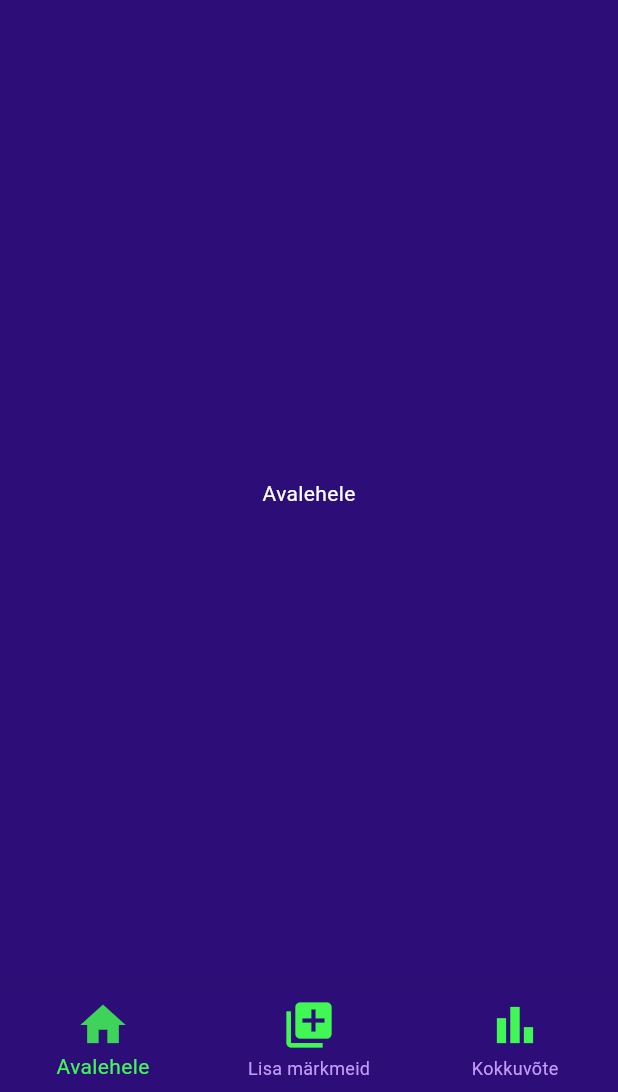
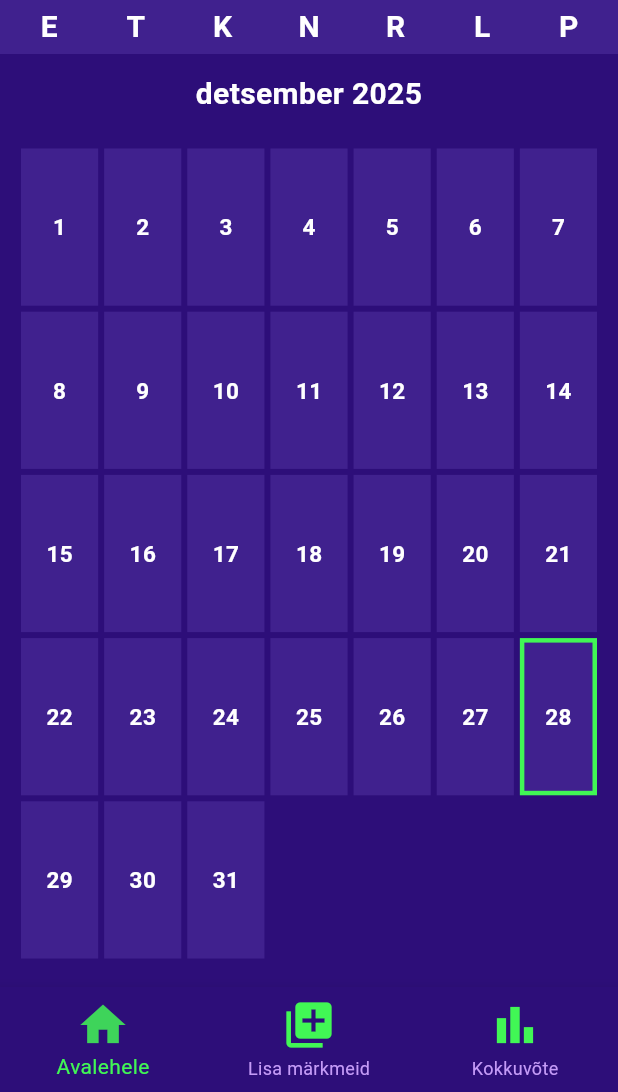
Before and after one commit to Sirvimee/headache_diary, a Flutter app: the MainView screen opened directly, on a phone screen of 412 x 824 dp, the part 144-1236 px from its top. Run offline on Flutter 3.47's test engine with Material 3 defaults, Android fonts, the phone set to English and light mode, and no system bars; our stand-ins replace cloud_firestore, firebase_auth, firebase_core, flutter_riverpod, flutter_svg, freezed_annotation and 3 more; accounts and stored records are empty; generated files the repository leaves out were written again.

Commit message:
Added CalendarView and DayView

```diff
--- a/lib/state/auth/providers/is_logged_in_provider.dart
+++ b/lib/state/auth/providers/is_logged_in_provider.dart
@@ -1,5 +1,4 @@
 import 'package:riverpod_annotation/riverpod_annotation.dart';
-import 'package:flutter_riverpod/flutter_riverpod.dart';
 import '../models/auth_result.dart';
 import 'authentication_provider.dart';
 
--- a/lib/state/auth/providers/user_id_provider.dart
+++ b/lib/state/auth/providers/user_id_provider.dart
@@ -1,4 +1,3 @@
-import 'package:flutter_riverpod/flutter_riverpod.dart';
 import 'package:riverpod_annotation/riverpod_annotation.dart';
 import '../../../typedef/user_id.dart';
 import 'authentication_provider.dart';
--- a/lib/views/constants/strings.dart
+++ b/lib/views/constants/strings.dart
@@ -53,6 +53,28 @@ class Strings {
   static const statistics = 'Kokkuvõte';
   static const profile = 'Profiil';
 
+  // Calendar
+  static const january = 'jaanuar';
+  static const february = 'veebruar';
+  static const march = 'märts';
+  static const april = 'aprill';
+  static const may = 'mai';
+  static const june = 'juuni';
+  static const july = 'juuli';
+  static const august = 'august';
+  static const september = 'september';
+  static const october = 'oktoober';
+  static const november = 'november';
+  static const december = 'detsember';
+
+  static const monday = 'E';
+  static const tuesday = 'T';
+  static const wednesday = 'K';
+  static const thursday = 'N';
+  static const friday = 'R';
+  static const saturday = 'L';
+  static const sunday = 'P';
+
 
   // Private constructor to prevent instantiation
   const Strings._();
--- a/lib/views/main/main_view.dart
+++ b/lib/views/main/main_view.dart
@@ -1,5 +1,6 @@
 import 'package:flutter/material.dart';
 import 'package:flutter_riverpod/flutter_riverpod.dart';
+import 'package:headache_diary/views/tabs/calendar/calendar_view.dart';
 import 'package:headache_diary/views/tabs/notes/add_notes_view.dart';
 
 import '../../state/auth/providers/authentication_provider.dart';
@@ -20,9 +21,7 @@ class MainView extends ConsumerStatefulWidget {
 class _MainViewState extends ConsumerState<MainView> {
   int _currentIndex = 0;
   final List<Widget> screens = [
-    const Center(
-      child: Text(Strings.home),
-    ),
+    const CalendarView(),
     const AddNotesView(),
     const StatisticsView(),
   ];
--- /dev/null
+++ b/lib/views/tabs/calendar/calendar_view.dart
@@ -0,0 +1,279 @@
+import 'package:flutter/material.dart';
+import 'package:firebase_auth/firebase_auth.dart';
+import 'package:cloud_firestore/cloud_firestore.dart';
+import '../../../widgets/pill_badge.dart';
+import '../../constants/app_colors.dart';
+import '../../constants/strings.dart';
+import 'day_view.dart';
+
+class CalendarView extends StatefulWidget {
+  const CalendarView({super.key});
+
+  @override
+  State<CalendarView> createState() => _CalendarViewState();
+}
+
+class _CalendarViewState extends State<CalendarView> {
+  DateTime focused = DateTime.now();
+  final uid = FirebaseAuth.instance.currentUser!.uid;
+
+  // Page view setup for vertical month swiping
+  late final PageController _pageController;
+  final int _basePage = 1200; // large center index
+  late final DateTime _baseDate; // the date that corresponds to _basePage
+
+  final List<String> _weekDays = [
+    Strings.monday, Strings.tuesday,
+    Strings.wednesday, Strings.thursday,
+    Strings.friday, Strings.saturday, Strings.sunday
+  ];
+
+  final List<String> _monthsEst = [
+    Strings.january,
+    Strings.february,
+    Strings.march,
+    Strings.april,
+    Strings.may,
+    Strings.june,
+    Strings.july,
+    Strings.august,
+    Strings.september,
+    Strings.october,
+    Strings.november,
+    Strings.december,
+  ];
+
+  @override
+  void initState() {
+    super.initState();
+    _baseDate = DateTime(focused.year, focused.month, 1);
+    _pageController = PageController(initialPage: _basePage);
+  }
+
+  Stream<Map<DateTime, Map<String, dynamic>>> monthStream() {
+    final start = DateTime(focused.year, focused.month, 1);
+    final end = DateTime(focused.year, focused.month + 1, 0);
+
+    return FirebaseFirestore.instance
+        .collection('users')
+        .doc(uid)
+        .collection('days')
+        .where('date', isGreaterThanOrEqualTo: _fmt(start))
+        .where('date', isLessThanOrEqualTo: _fmt(end))
+        .snapshots()
+        .map((snap) {
+      final map = <DateTime, Map<String, dynamic>>{};
+      for (var d in snap.docs) {
+        final data = d.data();
+        final dt = DateTime.parse(data['date']);
+        map[DateTime(dt.year, dt.month, dt.day)] = data;
+      }
+      return map;
+    });
+  }
+
+  List<int?> _generateMonthGrid(int year, int month) {
+    // Return a 42-length list (6 weeks x 7 days) with integers for day numbers or null for empty cells.
+    final daysInMonth = DateTime(year, month + 1, 0).day;
+    // First day of month with Monday as 0
+    int firstDay = DateTime(year, month, 1).weekday; // 1 = Mon, 7 = Sun
+    // convert so Monday=0..Sunday=6 -> our offset
+    final firstDayIndex = (firstDay + 6) % 7; // if weekday=1 -> 0, weekday=7 -> 6
+
+    final List<int?> grid = List.filled(42, null);
+    int writeIndex = firstDayIndex;
+    for (int d = 1; d <= daysInMonth; d++) {
+      if (writeIndex >= 42) break;
+      grid[writeIndex] = d;
+      writeIndex++;
+    }
+    return grid;
+  }
+
+  bool _isToday(int? day, int year, int month) {
+    if (day == null) return false;
+    final now = DateTime.now();
+    return now.year == year && now.month == month && now.day == day;
+  }
+
+  @override
+  Widget build(BuildContext context) {
+    return StreamBuilder<Map<DateTime, Map<String, dynamic>>>(
+      stream: monthStream(),
+      builder: (context, snapshot) {
+        final entries = snapshot.data ?? {};
+
+        return Scaffold(
+          body: SafeArea(
+            child: Column(
+              children: [
+                // Weekday header (fixed)
+                Container(
+                  height: 36,
+                  color: AppColors.accentColor,
+                  padding: const EdgeInsets.symmetric(horizontal: 4),
+                  child: Row(
+                    mainAxisAlignment: MainAxisAlignment.spaceAround,
+                    children: _weekDays
+                        .map(
+                          (d) => Expanded(
+                            child: Center(
+                              child: Text(
+                                d,
+                                style: const TextStyle(
+                                  color: AppColors.textColor,
+                                  fontSize: 20,
+                                  fontWeight: FontWeight.w600,
+                                ),
+                              ),
+                            ),
+                          ),
+                        )
+                        .toList(),
+                  ),
+                ),
+
+                // PageView with vertical months — expand to fill available space so pages are adjacent
+                Expanded(
+                  child: PageView.builder(
+                    controller: _pageController,
+                    scrollDirection: Axis.vertical,
+                    onPageChanged: (index) {
+                      final offset = index - _basePage;
+                      final newFocused = DateTime(_baseDate.year, _baseDate.month + offset, 1);
+                      setState(() => focused = newFocused);
+                    },
+                    itemBuilder: (context, index) {
+                      final offset = index - _basePage;
+                      final monthDate = DateTime(_baseDate.year, _baseDate.month + offset, 1);
+                      final year = monthDate.year;
+                      final month = monthDate.month;
+                      final grid = _generateMonthGrid(year, month);
+
+                      // Build the page so the grid fills the available space.
+                      return Padding(
+                        padding: const EdgeInsets.symmetric(horizontal: 12, vertical: 12),
+                        child: Column(
+                          children: [
+                            Text(
+                              '${_monthsEst[month - 1]} $year',
+                              style: const TextStyle(
+                                color: AppColors.textColor,
+                                fontSize: 20,
+                                fontWeight: FontWeight.w600,
+                              ),
+                              textAlign: TextAlign.center,
+                            ),
+                            const SizedBox(height: 20),
+
+                            // Let the grid take remaining vertical space so it never overflows the page.
+                            Expanded(
+                              child: LayoutBuilder(builder: (context, constraints) {
+                                // Calculate cell aspect ratio based on available width/height so grid fills the area.
+                                final availW = constraints.maxWidth;
+                                final availH = constraints.maxHeight;
+                                final cellW = availW / 7.0;
+                                final cellH = availH / 5.0;
+                                final aspect = cellW / cellH;
+
+                                return GridView.builder(
+                                  physics: const NeverScrollableScrollPhysics(),
+                                  gridDelegate: SliverGridDelegateWithFixedCrossAxisCount(
+                                    crossAxisCount: 7,
+                                    mainAxisSpacing: 0,
+                                    crossAxisSpacing: 0,
+                                    childAspectRatio: aspect,
+                                  ),
+                                  itemCount: 42,
+                                  itemBuilder: (ctx, i) {
+                                    final day = grid[i];
+
+                                    // Look up entry for this day
+                                    Map<String, dynamic>? data;
+                                    if (day != null) {
+                                      final key = DateTime(year, month, day);
+                                      data = entries[key];
+                                    }
+
+                                    final meds = data != null
+                                        ? Map<String, dynamic>.from(data['medication'] ?? {})
+                                        : <String, dynamic>{};
+                                    final pillCount = meds.values.fold<int>(0, (s, v) => s + (v as int));
+
+                                    final hasInjection = data != null && data['preventiveInjection'] == true;
+                                    final hasReminder = data != null && data['reminder']?['enabled'] == true;
+
+                                    final isToday = _isToday(day, year, month);
+
+                                    return GestureDetector(
+                                      onTap: day == null
+                                          ? null
+                                          : () {
+                                              Navigator.push(
+                                                context,
+                                                MaterialPageRoute(
+                                                  builder: (_) => DayView(date: DateTime(year, month, day)),
+                                                ),
+                                              );
+                                            },
+                                      child: Container(
+                                        margin: EdgeInsets.all(2.0),
+                                        decoration: BoxDecoration(
+                                          color: day != null ? AppColors.accentColor : Colors.transparent,
+                                          border: isToday
+                                              ? Border.all(color: AppColors.buttonColor, width: 3)
+                                              : null,
+                                        ),
+                                        child: Stack(
+                                          children: [
+                                            if (day != null)
+                                              Center(
+                                                child: Text(
+                                                  '$day',
+                                                  style: const TextStyle(
+                                                    color: AppColors.textColor,
+                                                    fontSize: 15,
+                                                    fontWeight: FontWeight.w600,
+                                                  ),
+                                                ),
+                                              ),
+                                            // Markers
+                                            if ((pillCount > 0) || hasInjection)
+                                              Positioned(
+                                                top: 6,
+                                                right: 6,
+                                                child: Row(
+                                                  mainAxisSize: MainAxisSize.min,
+                                                  children: [
+                                                    if (pillCount > 0) PillWithCount(count: pillCount),
+                                                    if (hasInjection) InjectionWithClock(hasReminder: hasReminder),
+                                                  ],
+                                                ),
+                                              ),
+                                          ],
+                                        ),
+                                      ),
+                                    );
+                                  },
+                                );
+                              }),
+                            ),
+
+                            const SizedBox(height: 5),
+
+                          ],
+                        ),
+                      );
+                    },
+                  ),
+                ),
+              ],
+            ),
+          ),
+        );
+      },
+    );
+  }
+
+  String _fmt(DateTime d) => d.toIso8601String().substring(0, 10);
+}
--- a/pubspec.yaml
+++ b/pubspec.yaml
@@ -42,8 +42,11 @@ dependencies:
   freezed_annotation: ^3.1.0
   go_router: ^17.0.1
   cloud_firestore: ^6.1.1
+  google_sign_in: ^6.1.0
+
+  # UI
   flutter_svg: ^2.2.3
-  google_sign_in: ^6.1.0
+  table_calendar: ^3.2.0
 
 dev_dependencies:
   flutter_test:
```
Also changed, not shown: lib/views/tabs/calendar/day_view.dart (added, +21 -0 lines), lib/widgets/pill_badge.dart (added, +54 -0 lines), lib/widgets/svg_icon.dart (added, +25 -0 lines), pubspec.lock.
